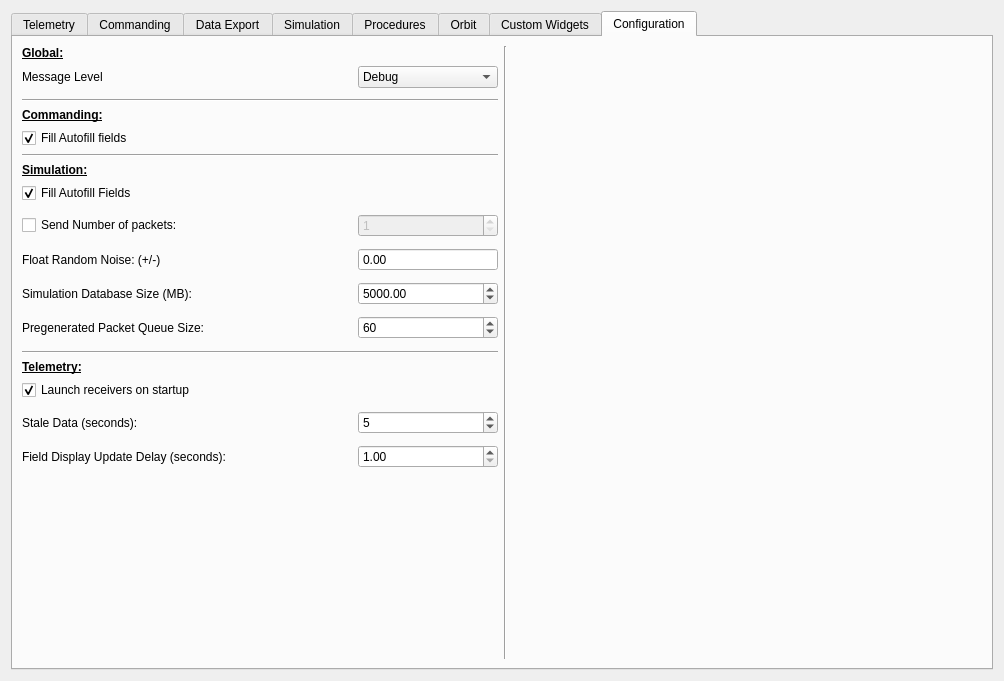
Old version of the form apps/main/ui/main.ui in the repository sudozer/dex.
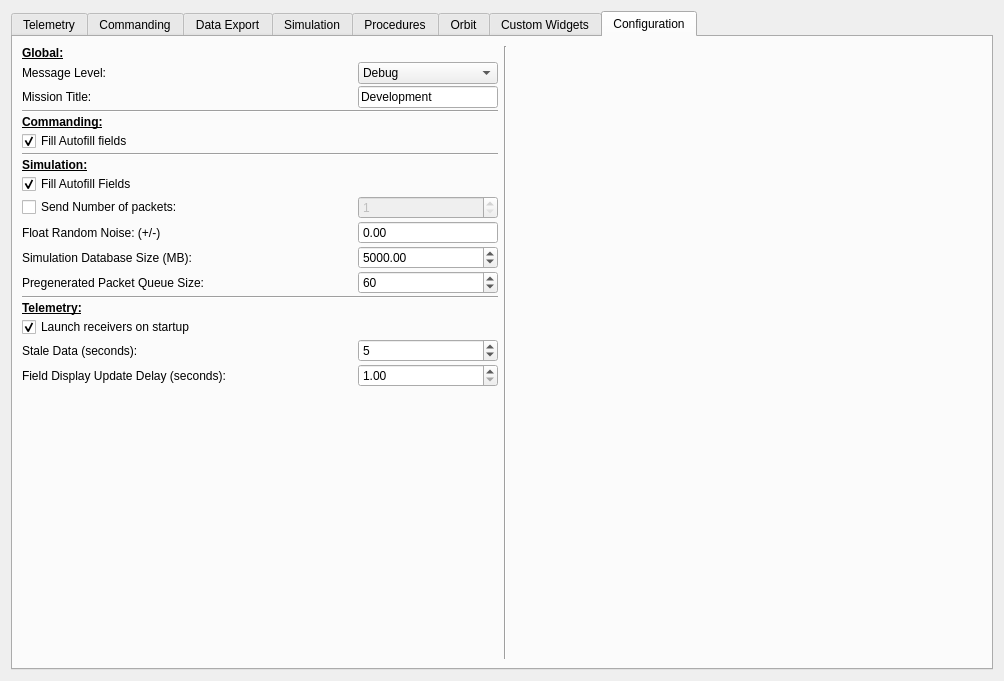
New version of the form.

What changed in the file:
```diff
--- a/apps/main/ui/main.ui
+++ b/apps/main/ui/main.ui
@@ -1198,6 +1198,9 @@
             <layout class="QHBoxLayout" name="horizontalLayout_21">
              <item>
               <layout class="QVBoxLayout" name="verticalLayout_16">
+               <property name="spacing">
+                <number>2</number>
+               </property>
                <item>
                 <widget class="QLabel" name="label_21">
                  <property name="font">
@@ -1215,12 +1218,12 @@
                <item>
                 <layout class="QHBoxLayout" name="horizontalLayout_29">
                  <property name="bottomMargin">
-                  <number>5</number>
+                  <number>0</number>
                  </property>
                  <item>
                   <widget class="QLabel" name="label_22">
                    <property name="text">
-                    <string>Message Level</string>
+                    <string>Message Level:</string>
                    </property>
                   </widget>
                  </item>
@@ -1273,6 +1276,55 @@
                  </item>
                 </layout>
                </item>
+               <item>
+                <layout class="QHBoxLayout" name="horizontalLayout_32">
+                 <property name="topMargin">
+                  <number>0</number>
+                 </property>
+                 <item>
+                  <widget class="QLabel" name="label_33">
+                   <property name="text">
+                    <string>Mission Title:</string>
+                   </property>
+                  </widget>
+                 </item>
+                 <item>
+                  <spacer name="horizontalSpacer_20">
+                   <property name="orientation">
+                    <enum>Qt::Horizontal</enum>
+                   </property>
+                   <property name="sizeHint" stdset="0">
+                    <size>
+                     <width>40</width>
+                     <height>20</height>
+                    </size>
+                   </property>
+                  </spacer>
+                 </item>
+                 <item>
+                  <widget class="QLineEdit" name="missionTitleBox">
+                   <property name="minimumSize">
+                    <size>
+                     <width>90</width>
+                     <height>0</height>
+                    </size>
+                   </property>
+                   <property name="maximumSize">
+                    <size>
+                     <width>140</width>
+                     <height>16777215</height>
+                    </size>
+                   </property>
+                   <property name="toolTip">
+                    <string>Name your mission!</string>
+                   </property>
+                   <property name="text">
+                    <string>Development</string>
+                   </property>
+                  </widget>
+                 </item>
+                </layout>
+               </item>
                <item>
                 <widget class="Line" name="line_3">
                  <property name="orientation">
@@ -1344,7 +1396,7 @@
                <item>
                 <layout class="QHBoxLayout" name="horizontalLayout_28">
                  <property name="topMargin">
-                  <number>5</number>
+                  <number>0</number>
                  </property>
                  <item>
                   <widget class="QCheckBox" name="simSendNumberOfPackets">
@@ -1390,10 +1442,10 @@
                <item>
                 <layout class="QHBoxLayout" name="horizontalLayout_23">
                  <property name="topMargin">
-                  <number>5</number>
+                  <number>0</number>
                  </property>
                  <property name="bottomMargin">
-                  <number>5</number>
+                  <number>0</number>
                  </property>
                  <item>
                   <widget class="QLabel" name="label_24">
@@ -1445,7 +1497,7 @@
                <item>
                 <layout class="QHBoxLayout" name="horizontalLayout_30">
                  <property name="bottomMargin">
-                  <number>5</number>
+                  <number>0</number>
                  </property>
                  <item>
                   <widget class="QLabel" name="label_25">
@@ -1494,7 +1546,7 @@
                <item>
                 <layout class="QHBoxLayout" name="horizontalLayout_31">
                  <property name="bottomMargin">
-                  <number>6</number>
+                  <number>0</number>
                  </property>
                  <item>
                   <widget class="QLabel" name="label_26">
@@ -1583,7 +1635,7 @@
                <item>
                 <layout class="QHBoxLayout" name="horizontalLayout_26">
                  <property name="topMargin">
-                  <number>5</number>
+                  <number>0</number>
                  </property>
                  <item>
                   <widget class="QLabel" name="label_31">
@@ -1632,7 +1684,7 @@
                <item>
                 <layout class="QHBoxLayout" name="horizontalLayout_27">
                  <property name="topMargin">
-                  <number>5</number>
+                  <number>0</number>
                  </property>
                  <item>
                   <widget class="QLabel" name="label_32">
```
